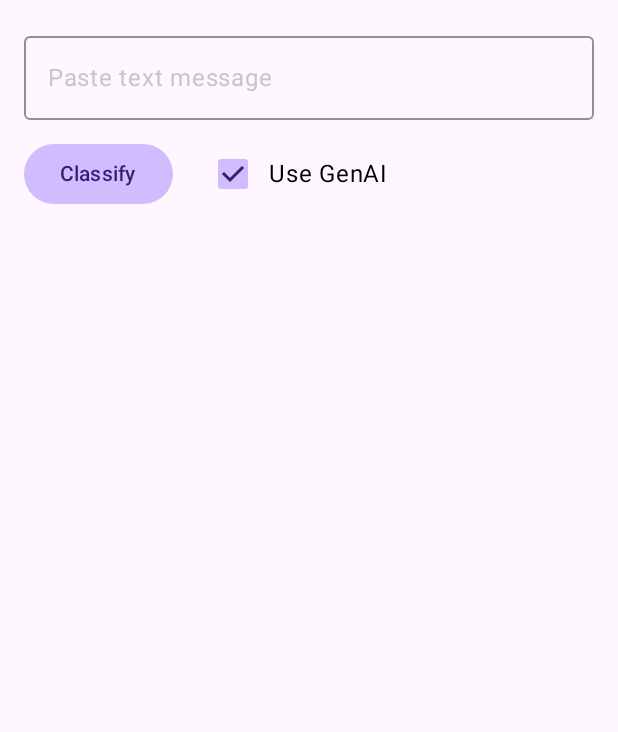
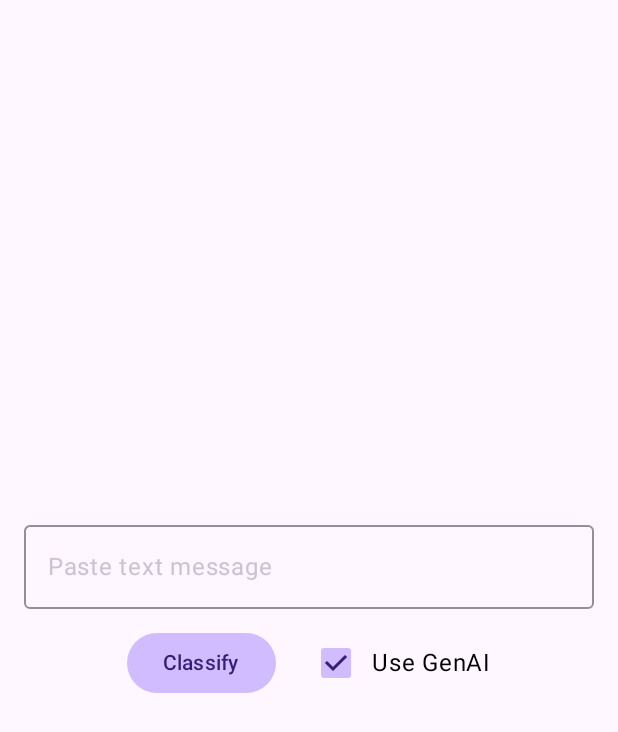
Before and after one commit to Tdarra/tripwire, an Android app built with Jetpack Compose: the screen it shows after launch (MainActivity), on a phone screen of 412 x 824 dp. Shown: the top 732 px of the screen. Run offline under Robolectric (Android 15) with nearby library versions, the light colour scheme and no system bars; libraries missing offline, so code that uses them is left out: com.google.ai.client.

Commit message:
Center scan UI content

```diff
--- a/app/src/main/java/com/example/tripwire/ui/ScamScanScreen.kt
+++ b/app/src/main/java/com/example/tripwire/ui/ScamScanScreen.kt
@@ -15,7 +15,16 @@ fun ScamScanScreen(viewModel: ScamScanViewModel) {
     val input by viewModel.input.collectAsState()
     val useGenAI by viewModel.useGenAI.collectAsState()
 
-    Column(Modifier.padding(16.dp)) {
+    Box(
+        modifier = Modifier
+            .fillMaxSize()
+            .padding(16.dp),
+        contentAlignment = Alignment.Center
+    ) {
+        Column(
+            modifier = Modifier.fillMaxWidth(),
+            horizontalAlignment = Alignment.CenterHorizontally
+        ) {
             OutlinedTextField(
                 value = input,
                 onValueChange = { viewModel.input.value = it },
@@ -27,6 +36,7 @@ fun ScamScanScreen(viewModel: ScamScanViewModel) {
 
             Row(
                 verticalAlignment = Alignment.CenterVertically,
+                horizontalArrangement = Arrangement.Center,
                 modifier = Modifier.fillMaxWidth()
             ) {
                 Button(
@@ -60,3 +70,4 @@ fun ScamScanScreen(viewModel: ScamScanViewModel) {
             }
         }
     }
+}
```
Lines whose indentation alone changed are shown as unchanged.
